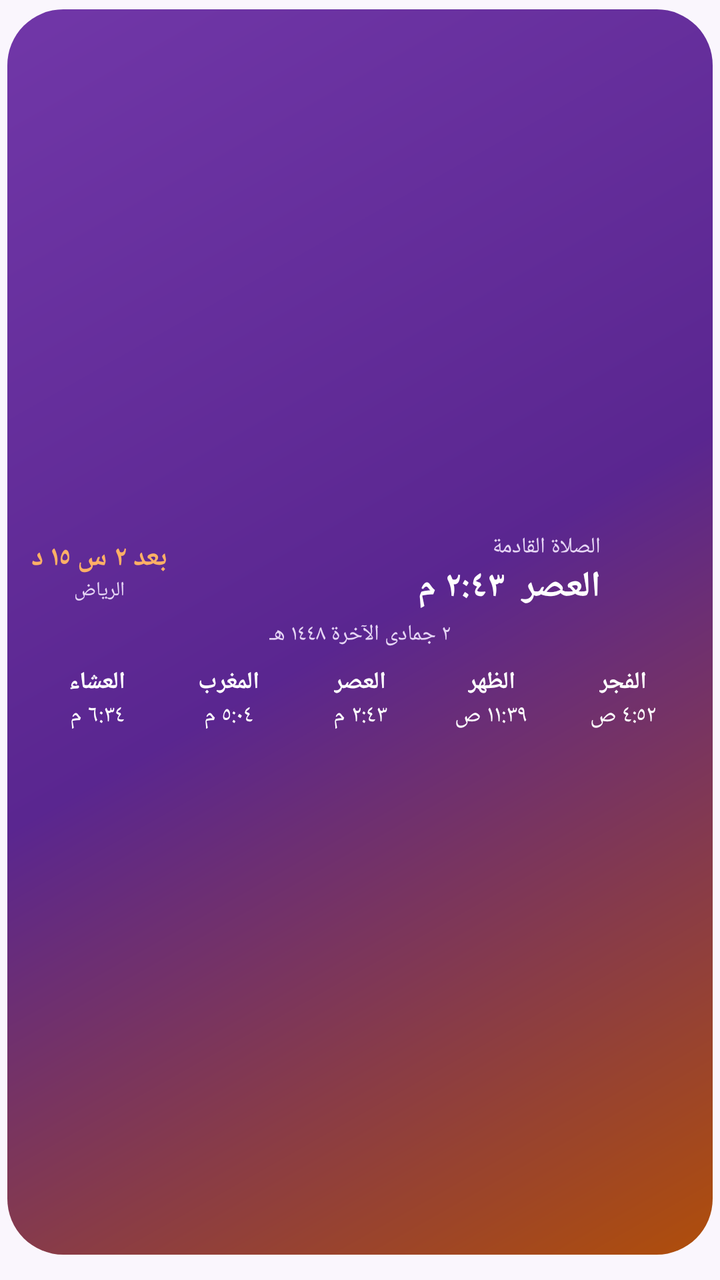
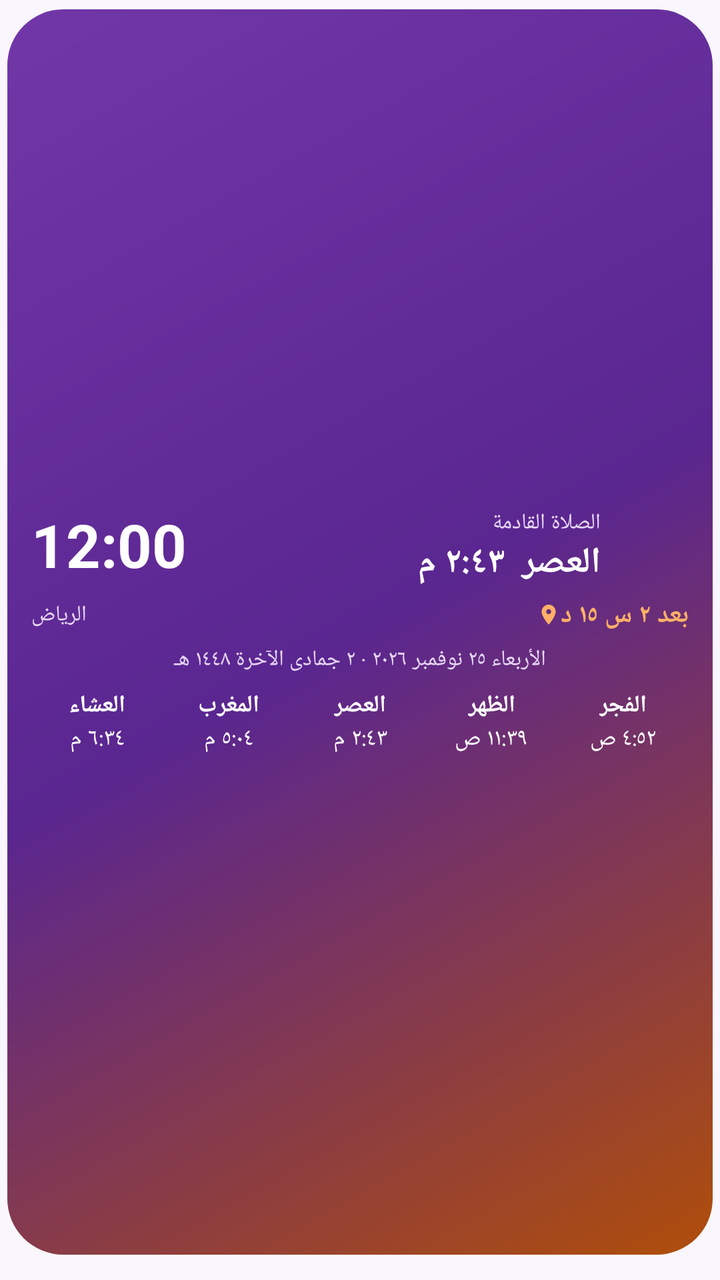

Compare the two renders of this Android layout. The source of the first and the diff that turns it into the second are given below.
<!-- AndroidManifest.xml: application theme AppTheme -->
<!-- res/layout/widget_prayer.xml -->
<?xml version="1.0" encoding="utf-8"?>
<FrameLayout xmlns:android="http://schemas.android.com/apk/res/android" android:id="@+id/widget_root" android:layout_width="match_parent" android:layout_height="match_parent" android:layoutDirection="rtl" android:paddingStart="3.5dp" android:paddingEnd="3.5dp" android:paddingTop="4.5dp" android:paddingBottom="12.5dp">
    <ImageView android:id="@+id/wbg" android:layout_width="match_parent" android:layout_height="match_parent" android:clipToOutline="true" android:scaleType="fitXY" android:src="@drawable/wbg_grad_2" android:contentDescription="@null" />
    <LinearLayout android:layout_width="match_parent" android:layout_height="match_parent" android:orientation="vertical" android:gravity="center" android:padding="12dp">
        <LinearLayout android:layout_width="match_parent" android:layout_height="wrap_content" android:orientation="horizontal" android:gravity="center_vertical">
            <ImageView android:layout_width="34dp" android:layout_height="34dp" android:src="@mipmap/ic_zakkerni" android:contentDescription="@null" />
            <LinearLayout android:layout_width="0dp" android:layout_height="wrap_content" android:layout_weight="1" android:orientation="vertical" android:paddingStart="10dp" android:paddingEnd="6dp">
                <TextView android:id="@+id/w_label" android:layout_width="wrap_content" android:layout_height="wrap_content" android:text="الصلاة القادمة" android:textColor="#E6D6F5" android:textSize="11dp" android:maxLines="1" android:ellipsize="end"  />
                <TextView android:id="@+id/w_next" android:layout_width="wrap_content" android:layout_height="wrap_content" android:text="العصر  ٢:٤٣ م" android:textColor="#FFFFFF" android:textSize="18dp" android:maxLines="1" android:ellipsize="end" android:textStyle="bold" />
            </LinearLayout>
            <LinearLayout android:layout_width="wrap_content" android:layout_height="wrap_content" android:orientation="vertical" android:gravity="center">
                <TextView android:id="@+id/w_cd" android:layout_width="wrap_content" android:layout_height="wrap_content" android:text="بعد ٢ س ١٥ د" android:textColor="#FFB066" android:textSize="14dp" android:maxLines="1" android:ellipsize="end" android:textStyle="bold" />
                <TextView android:id="@+id/w_city" android:layout_width="wrap_content" android:layout_height="wrap_content" android:text="الرياض" android:textColor="#E6D6F5" android:textSize="10dp" android:maxLines="1" android:ellipsize="end"  />
            <TextView android:id="@+id/w_weather" android:layout_width="wrap_content" android:layout_height="wrap_content" android:textColor="#FFFFFF" android:textSize="11dp" android:maxLines="1" android:visibility="gone" />
            </LinearLayout>
        </LinearLayout>
        <TextView android:id="@+id/w_hijri" android:layout_width="wrap_content" android:layout_height="wrap_content" android:text="٢ جمادى الآخرة ١٤٤٨ هـ" android:textColor="#E6D6F5" android:textSize="11dp" android:maxLines="1" android:ellipsize="end"  android:layout_marginTop="4dp"/>
        <LinearLayout android:layout_width="match_parent" android:layout_height="wrap_content" android:layout_marginTop="8dp" android:orientation="horizontal">
            <LinearLayout android:layout_width="0dp" android:layout_height="wrap_content" android:layout_weight="1" android:orientation="vertical" android:gravity="center">
                <TextView android:id="@+id/n0" android:layout_width="wrap_content" android:layout_height="wrap_content" android:text="الفجر" android:textColor="#FFFFFF" android:textSize="12dp" android:maxLines="1" android:ellipsize="end" android:textStyle="bold" />
                <TextView android:id="@+id/t0" android:layout_width="wrap_content" android:layout_height="wrap_content" android:text="٤:٥٢ ص" android:textColor="#FFFFFF" android:textSize="12dp" android:maxLines="1" android:ellipsize="end"  />
            </LinearLayout>
            <LinearLayout android:layout_width="0dp" android:layout_height="wrap_content" android:layout_weight="1" android:orientation="vertical" android:gravity="center">
                <TextView android:id="@+id/n1" android:layout_width="wrap_content" android:layout_height="wrap_content" android:text="الظهر" android:textColor="#FFFFFF" android:textSize="12dp" android:maxLines="1" android:ellipsize="end" android:textStyle="bold" />
                <TextView android:id="@+id/t1" android:layout_width="wrap_content" android:layout_height="wrap_content" android:text="١١:٣٩ ص" android:textColor="#FFFFFF" android:textSize="12dp" android:maxLines="1" android:ellipsize="end"  />
            </LinearLayout>
            <LinearLayout android:layout_width="0dp" android:layout_height="wrap_content" android:layout_weight="1" android:orientation="vertical" android:gravity="center">
                <TextView android:id="@+id/n2" android:layout_width="wrap_content" android:layout_height="wrap_content" android:text="العصر" android:textColor="#FFFFFF" android:textSize="12dp" android:maxLines="1" android:ellipsize="end" android:textStyle="bold" />
                <TextView android:id="@+id/t2" android:layout_width="wrap_content" android:layout_height="wrap_content" android:text="٢:٤٣ م" android:textColor="#FFFFFF" android:textSize="12dp" android:maxLines="1" android:ellipsize="end"  />
            </LinearLayout>
            <LinearLayout android:layout_width="0dp" android:layout_height="wrap_content" android:layout_weight="1" android:orientation="vertical" android:gravity="center">
                <TextView android:id="@+id/n3" android:layout_width="wrap_content" android:layout_height="wrap_content" android:text="المغرب" android:textColor="#FFFFFF" android:textSize="12dp" android:maxLines="1" android:ellipsize="end" android:textStyle="bold" />
                <TextView android:id="@+id/t3" android:layout_width="wrap_content" android:layout_height="wrap_content" android:text="٥:٠٤ م" android:textColor="#FFFFFF" android:textSize="12dp" android:maxLines="1" android:ellipsize="end"  />
            </LinearLayout>
            <LinearLayout android:layout_width="0dp" android:layout_height="wrap_content" android:layout_weight="1" android:orientation="vertical" android:gravity="center">
                <TextView android:id="@+id/n4" android:layout_width="wrap_content" android:layout_height="wrap_content" android:text="العشاء" android:textColor="#FFFFFF" android:textSize="12dp" android:maxLines="1" android:ellipsize="end" android:textStyle="bold" />
                <TextView android:id="@+id/t4" android:layout_width="wrap_content" android:layout_height="wrap_content" android:text="٦:٣٤ م" android:textColor="#FFFFFF" android:textSize="12dp" android:maxLines="1" android:ellipsize="end"  />
            </LinearLayout>
        </LinearLayout>
    </LinearLayout>
</FrameLayout>
<!-- resources referenced by this layout -->
<resources>
  <!-- drawable wbg_grad_2 (drawable) -->
  <?xml version="1.0" encoding="utf-8"?>
  <shape xmlns:android="http://schemas.android.com/apk/res/android" android:shape="rectangle">
      <gradient android:angle="315" android:startColor="#7137A8" android:centerColor="#5A2690" android:endColor="#B04E0A" />
      <corners android:radius="28dp" />
  </shape>
  <!-- mipmap ic_zakkerni (mipmap-anydpi-v26) -->
  <?xml version="1.0" encoding="utf-8"?>
  <adaptive-icon xmlns:android="http://schemas.android.com/apk/res/android">
      <background android:drawable="@drawable/ic_bg" />
      <foreground android:drawable="@drawable/ic_fg" />
      <monochrome android:drawable="@drawable/ic_fg_mono" />
  </adaptive-icon>
  <style name="AppTheme" parent="@android:style/Theme.Material.Light.NoActionBar">
          <item name="android:windowBackground">@color/bg</item>
          <item name="android:statusBarColor">@color/bg</item>
          <item name="android:navigationBarColor">@color/bg</item>
          <item name="android:colorAccent">@color/orange</item>
          <item name="android:colorPrimary">@color/purple</item>
      </style>
  <!-- drawable ic_bg: png bitmap (drawable-nodpi, 34109 bytes) -->
  <!-- drawable ic_fg: png bitmap (drawable-nodpi, 6709 bytes) -->
  <!-- drawable ic_fg_mono: png bitmap (drawable-nodpi, 6709 bytes) -->
  <color name="bg">#FAF6FD</color>
  <color name="orange">#F28A32</color>
  <color name="purple">#7137A8</color>
</resources>

<!-- the commit's change to res/layout/widget_prayer.xml (unified diff, before → after) -->
@@ -5,17 +5,18 @@
         <LinearLayout android:layout_width="match_parent" android:layout_height="wrap_content" android:orientation="horizontal" android:gravity="center_vertical">
             <ImageView android:layout_width="34dp" android:layout_height="34dp" android:src="@mipmap/ic_zakkerni" android:contentDescription="@null" />
             <LinearLayout android:layout_width="0dp" android:layout_height="wrap_content" android:layout_weight="1" android:orientation="vertical" android:paddingStart="10dp" android:paddingEnd="6dp">
-                <TextView android:id="@+id/w_label" android:layout_width="wrap_content" android:layout_height="wrap_content" android:text="الصلاة القادمة" android:textColor="#E6D6F5" android:textSize="11dp" android:maxLines="1" android:ellipsize="end"  />
+                <TextView android:id="@+id/w_label" android:layout_width="wrap_content" android:layout_height="wrap_content" android:text="الصلاة القادمة" android:textColor="#E6D6F5" android:textSize="11dp" android:maxLines="1" android:ellipsize="end" />
                 <TextView android:id="@+id/w_next" android:layout_width="wrap_content" android:layout_height="wrap_content" android:text="العصر  ٢:٤٣ م" android:textColor="#FFFFFF" android:textSize="18dp" android:maxLines="1" android:ellipsize="end" android:textStyle="bold" />
             </LinearLayout>
-            <LinearLayout android:layout_width="wrap_content" android:layout_height="wrap_content" android:orientation="vertical" android:gravity="center">
-                <TextView android:id="@+id/w_cd" android:layout_width="wrap_content" android:layout_height="wrap_content" android:text="بعد ٢ س ١٥ د" android:textColor="#FFB066" android:textSize="14dp" android:maxLines="1" android:ellipsize="end" android:textStyle="bold" />
-                <TextView android:id="@+id/w_city" android:layout_width="wrap_content" android:layout_height="wrap_content" android:text="الرياض" android:textColor="#E6D6F5" android:textSize="10dp" android:maxLines="1" android:ellipsize="end"  />
-            <TextView android:id="@+id/w_weather" android:layout_width="wrap_content" android:layout_height="wrap_content" android:textColor="#FFFFFF" android:textSize="11dp" android:maxLines="1" android:visibility="gone" />
-            </LinearLayout>
+            <TextClock android:id="@+id/w_clock" android:layout_width="wrap_content" android:layout_height="wrap_content" android:format12Hour="h:mm" android:format24Hour="HH:mm" android:textColor="#FFFFFF" android:textSize="30dp" android:textStyle="bold" android:includeFontPadding="false" android:maxLines="1" />
         </LinearLayout>
-        <TextView android:id="@+id/w_hijri" android:layout_width="wrap_content" android:layout_height="wrap_content" android:text="٢ جمادى الآخرة ١٤٤٨ هـ" android:textColor="#E6D6F5" android:textSize="11dp" android:maxLines="1" android:ellipsize="end"  android:layout_marginTop="4dp"/>
-        <LinearLayout android:layout_width="match_parent" android:layout_height="wrap_content" android:layout_marginTop="8dp" android:orientation="horizontal">
+        <LinearLayout android:layout_width="match_parent" android:layout_height="wrap_content" android:orientation="horizontal" android:gravity="center_vertical" android:layout_marginTop="5dp">
+            <TextView android:id="@+id/w_cd" android:layout_width="wrap_content" android:layout_height="wrap_content" android:text="بعد ٢ س ١٥ د" android:textColor="#FFB066" android:textSize="13dp" android:maxLines="1" android:textStyle="bold" />
+            <TextView android:id="@+id/w_city" android:layout_width="0dp" android:layout_height="wrap_content" android:layout_weight="1" android:gravity="end|center_vertical" android:text="الرياض" android:textColor="#E6D6F5" android:textSize="11dp" android:maxLines="1" android:ellipsize="end" android:drawableStart="@drawable/ic_pin_s" android:drawablePadding="3dp" />
+            <TextView android:id="@+id/w_weather" android:layout_width="wrap_content" android:layout_height="wrap_content" android:layout_marginStart="10dp" android:textColor="#FFFFFF" android:textSize="12dp" android:maxLines="1" android:textStyle="bold" android:visibility="gone" />
+        </LinearLayout>
+        <TextView android:id="@+id/w_hijri" android:layout_width="match_parent" android:layout_height="wrap_content" android:gravity="center" android:text="الأربعاء ٢٥ نوفمبر ٢٠٢٦ · ٢ جمادى الآخرة ١٤٤٨ هـ" android:textColor="#E6D6F5" android:textSize="11dp" android:maxLines="1" android:ellipsize="end" android:layout_marginTop="6dp"/>
+        <LinearLayout android:layout_width="match_parent" android:layout_height="wrap_content" android:layout_marginTop="7dp" android:orientation="horizontal">
             <LinearLayout android:layout_width="0dp" android:layout_height="wrap_content" android:layout_weight="1" android:orientation="vertical" android:gravity="center">
                 <TextView android:id="@+id/n0" android:layout_width="wrap_content" android:layout_height="wrap_content" android:text="الفجر" android:textColor="#FFFFFF" android:textSize="12dp" android:maxLines="1" android:ellipsize="end" android:textStyle="bold" />
                 <TextView android:id="@+id/t0" android:layout_width="wrap_content" android:layout_height="wrap_content" android:text="٤:٥٢ ص" android:textColor="#FFFFFF" android:textSize="12dp" android:maxLines="1" android:ellipsize="end"  />
<!-- resource entries referenced after the edit -->
@@ -1,5 +1,9 @@
 <!-- resources referenced by this layout -->
 <resources>
+  <!-- drawable ic_pin_s (drawable) -->
+  <vector xmlns:android="http://schemas.android.com/apk/res/android" android:width="12dp" android:height="12dp" android:viewportWidth="24" android:viewportHeight="24">
+      <path android:fillColor="#FFB066" android:pathData="M12,2C8.1,2 5,5.1 5,9c0,5.2 7,13 7,13s7,-7.8 7,-13c0,-3.9 -3.1,-7 -7,-7zM12,11.5c-1.4,0 -2.5,-1.1 -2.5,-2.5S10.6,6.5 12,6.5s2.5,1.1 2.5,2.5S13.4,11.5 12,11.5z"/>
+  </vector>
   <!-- drawable wbg_grad_2 (drawable) -->
   <?xml version="1.0" encoding="utf-8"?>
   <shape xmlns:android="http://schemas.android.com/apk/res/android" android:shape="rectangle">
